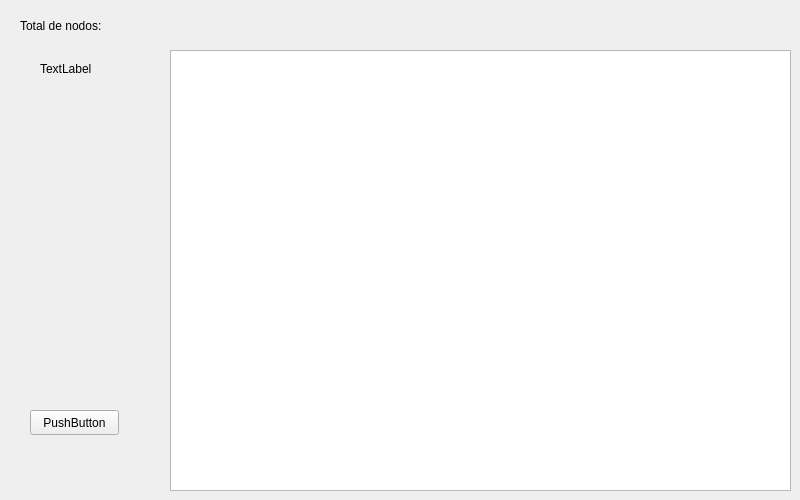
Qt form Client/mainwindow.ui (sebas-mora28/ExtraclaseII_DatosII) before a commit.
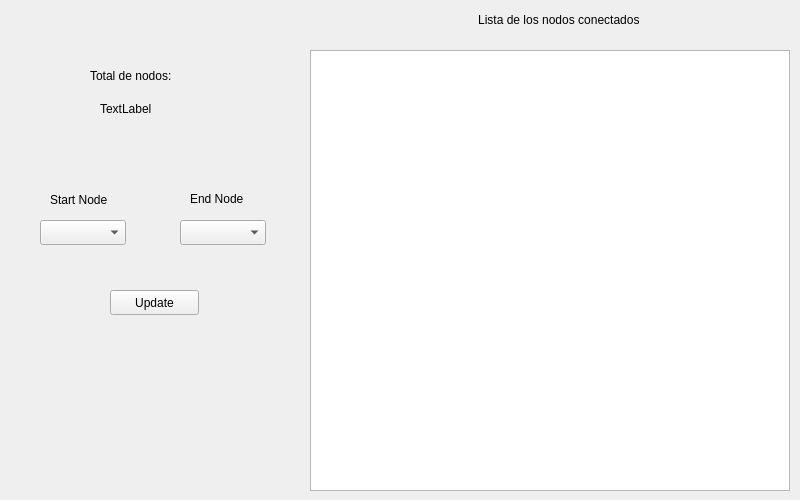
The same form after that commit.

The edit to the form file:
```diff
--- a/Client/mainwindow.ui
+++ b/Client/mainwindow.ui
@@ -20,9 +20,9 @@
    <widget class="QTableView" name="tableView">
     <property name="geometry">
      <rect>
-      <x>170</x>
+      <x>310</x>
       <y>50</y>
-      <width>621</width>
+      <width>480</width>
       <height>441</height>
      </rect>
     </property>
@@ -30,21 +30,21 @@
    <widget class="QPushButton" name="pushButton">
     <property name="geometry">
      <rect>
-      <x>30</x>
-      <y>410</y>
+      <x>110</x>
+      <y>290</y>
       <width>89</width>
       <height>25</height>
      </rect>
     </property>
     <property name="text">
-     <string>PushButton</string>
+     <string>Update</string>
     </property>
    </widget>
    <widget class="QLabel" name="label">
     <property name="geometry">
      <rect>
-      <x>20</x>
-      <y>10</y>
+      <x>90</x>
+      <y>60</y>
       <width>111</width>
       <height>31</height>
      </rect>
@@ -56,8 +56,8 @@
    <widget class="QLabel" name="amount_of_nodos">
     <property name="geometry">
      <rect>
-      <x>40</x>
-      <y>60</y>
+      <x>100</x>
+      <y>100</y>
       <width>67</width>
       <height>17</height>
      </rect>
@@ -66,6 +66,71 @@
      <string>TextLabel</string>
     </property>
    </widget>
+   <widget class="QLabel" name="title">
+    <property name="geometry">
+     <rect>
+      <x>380</x>
+      <y>10</y>
+      <width>361</width>
+      <height>20</height>
+     </rect>
+    </property>
+    <property name="text">
+     <string>Lista de los nodos conectados </string>
+    </property>
+    <property name="textFormat">
+     <enum>Qt::AutoText</enum>
+    </property>
+    <property name="alignment">
+     <set>Qt::AlignCenter</set>
+    </property>
+   </widget>
+   <widget class="QComboBox" name="StartNode_box">
+    <property name="geometry">
+     <rect>
+      <x>40</x>
+      <y>220</y>
+      <width>86</width>
+      <height>25</height>
+     </rect>
+    </property>
+   </widget>
+   <widget class="QLabel" name="label_2">
+    <property name="geometry">
+     <rect>
+      <x>50</x>
+      <y>190</y>
+      <width>81</width>
+      <height>20</height>
+     </rect>
+    </property>
+    <property name="text">
+     <string>Start Node</string>
+    </property>
+   </widget>
+   <widget class="QLabel" name="label_3">
+    <property name="geometry">
+     <rect>
+      <x>190</x>
+      <y>190</y>
+      <width>67</width>
+      <height>17</height>
+     </rect>
+    </property>
+    <property name="text">
+     <string>End Node</string>
+    </property>
+   </widget>
+   <widget class="QComboBox" name="EndNode_box">
+    <property name="geometry">
+     <rect>
+      <x>180</x>
+      <y>220</y>
+      <width>86</width>
+      <height>25</height>
+     </rect>
+    </property>
+   </widget>
   </widget>
  </widget>
  <resources/>
```
